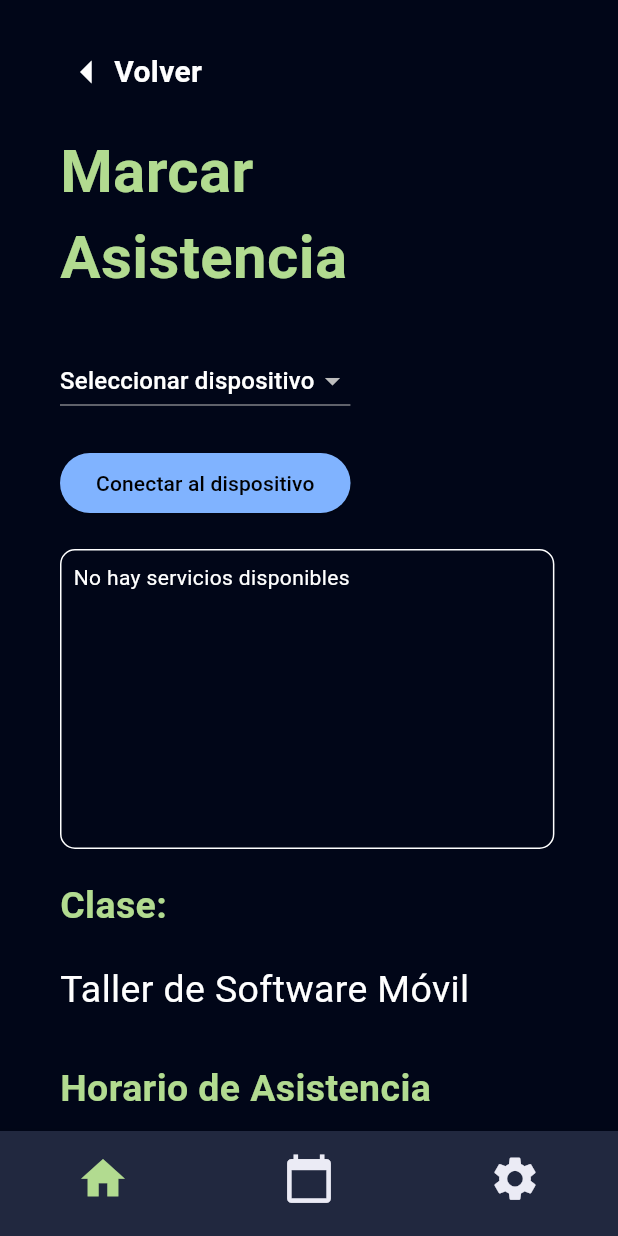
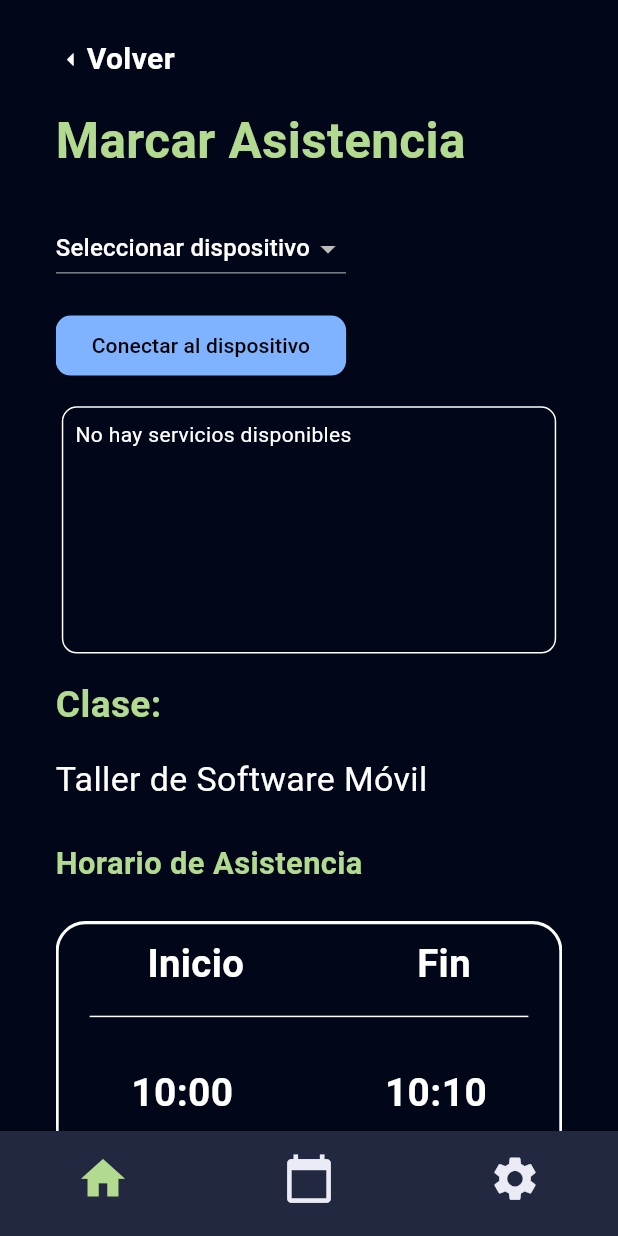
Before and after one commit to adrianiqf/Kunan, a Flutter app: the AlumTomarAsistencia screen opened directly, on a phone screen of 412 x 824 dp. Run offline on Flutter 3.47's test engine with Material 3 defaults, Android fonts, the phone set to English and light mode, and no system bars; our stand-ins replace flutter_blue_plus, shared_preferences; accounts and stored records are empty.

Commit message:
Update UI v01

```diff
--- a/lib/pantallas/Alumnos/alum_asistencia.dart
+++ b/lib/pantallas/Alumnos/alum_asistencia.dart
@@ -1,6 +1,6 @@
 import 'dart:async';
+import 'dart:convert';
 import 'dart:io';
-import 'dart:convert';
 import 'package:flutter/material.dart';
 import 'package:flutter_blue_plus/flutter_blue_plus.dart';
 import 'package:kunan_v01/pantallas/Alumnos/alum_pantalla_principal.dart';
@@ -16,14 +16,14 @@ class AlumTomarAsistencia extends StatefulWidget {
 
 class _AlumTomarAsistenciaState extends State<AlumTomarAsistencia> {
   bool asistenciaMarcada = false;
+
   List<ScanResult> devices = [];
   BluetoothAdapterState _adapterState = BluetoothAdapterState.unknown;
   late StreamSubscription<BluetoothAdapterState> _adapterStateSubscription;
   BluetoothDevice? selectedDevice;
   List<BluetoothService> services = [];
   bool isConnecting = false;
-  String asistenciaCodigo =
-      ""; // Variable para almacenar el código de asistencia
+  String asistenciaCodigo = "";
 
   static const String SERVICE_UUID_REGISTRAR =
       "68cce3a1-a94d-4b2f-ac00-747066e80f05";
@@ -68,12 +68,12 @@ class _AlumTomarAsistenciaState extends State<AlumTomarAsistencia> {
       context: context,
       builder: (BuildContext context) {
         return AlertDialog(
-          title: Text('Bluetooth desactivado'),
+          title: const Text('Bluetooth desactivado'),
           content:
-              Text('Por favor, active el Bluetooth para usar esta función.'),
+          const Text('Por favor, active el Bluetooth para usar esta función.'),
           actions: <Widget>[
             TextButton(
-              child: Text('OK'),
+              child: const Text('OK'),
               onPressed: () {
                 Navigator.of(context).pop();
               },
@@ -157,37 +157,45 @@ class _AlumTomarAsistenciaState extends State<AlumTomarAsistencia> {
         return;
       }
 
+      await targetCharacteristic.write(utf8.encode('start'));
+      print('Se envió "start" a la característica');
       await targetCharacteristic.write(utf8.encode(asistenciaCodigo));
       print('Se envió el código de asistencia a la característica');
     } catch (e) {
       print('Error al iniciar asistencia: $e');
     }
   }
-
   @override
   Widget build(BuildContext context) {
-    final screenSize = MediaQuery.of(context).size;
+
+    final size = MediaQuery.of(context).size;
 
     return Scaffold(
       body: Container(
         color: const Color.fromRGBO(1, 6, 24, 1),
-        padding: const EdgeInsets.only(top: 30, left: 40),
+        padding: EdgeInsets.only(top: size.height * 0.03, left: size.width * 0.09, right: size.width * 0.09),
+        width: double.infinity,
+        height: double.infinity,
         child: SingleChildScrollView(
           child: Column(
             crossAxisAlignment: CrossAxisAlignment.start,
             children: [
+              // Botón de Volver
               GestureDetector(
                 onTap: () {
-                  Navigator.pop(context);
+                  Navigator.pushReplacement(
+                    context,
+                    MaterialPageRoute(builder: (context) => const EstMainMenuScreen(idUsuario: 'OuVmuk1gaojmulu9AnhQ')),
+                  );
                 },
-                child: const Row(
+                child: Row(
                   children: [
                     Icon(
                       Icons.arrow_left_outlined,
-                      size: 36,
+                      size: size.width * 0.05,
                       color: Colors.white,
                     ),
-                    Text(
+                    const Text(
                       'Volver',
                       style: TextStyle(
                         color: Colors.white,
@@ -198,31 +206,32 @@ class _AlumTomarAsistenciaState extends State<AlumTomarAsistencia> {
                   ],
                 ),
               ),
-              const SizedBox(height: 20),
+              SizedBox(height: size.height * 0.02),
+              // Título
               Container(
-                margin: const EdgeInsets.only(right: 60),
-                child: const Text(
+                margin: EdgeInsets.only(right: size.width * 0.06),
+                child: Text(
                   'Marcar Asistencia',
                   style: TextStyle(
-                    fontSize: 40,
-                    color: Color.fromRGBO(178, 219, 144, 1),
+                    fontSize: size.width * 0.08,
+                    color: const Color.fromRGBO(178, 219, 144, 1),
                     fontWeight: FontWeight.w700,
                   ),
                 ),
               ),
-              const SizedBox(height: 30),
-              // BLE options
+              SizedBox(height: size.height * 0.03),
+
               DropdownButton<BluetoothDevice>(
                 value: selectedDevice,
-                hint: Text('Seleccionar dispositivo',
+                hint: const Text('Seleccionar dispositivo',
                     style: TextStyle(color: Colors.white)),
-                dropdownColor: Color.fromRGBO(1, 6, 24, 1),
+                dropdownColor: const Color.fromRGBO(1, 6, 24, 1),
                 items: devices.map((result) {
                   return DropdownMenuItem(
                     value: result.device,
                     child: Text(
                       result.device.platformName ?? 'Dispositivo desconocido',
-                      style: TextStyle(color: Colors.white),
+                      style: const TextStyle(color: Colors.white),
                     ),
                   );
                 }).toList(),
@@ -232,20 +241,24 @@ class _AlumTomarAsistenciaState extends State<AlumTomarAsistencia> {
                   });
                 },
               ),
-              SizedBox(height: 20),
+              SizedBox(height: size.height * 0.02),
               ElevatedButton(
                 onPressed: isConnecting ? null : _connectToDevice,
+                style: ElevatedButton.styleFrom(
+                  backgroundColor: const Color.fromRGBO(128, 179, 255, 1),
+                  foregroundColor: Colors.black,
+                  shape: RoundedRectangleBorder(
+                    borderRadius: BorderRadius.circular(10),
+                  ),
+                ),
                 child: Text(
                     isConnecting ? 'Conectando...' : 'Conectar al dispositivo'),
-                style: ElevatedButton.styleFrom(
-                  backgroundColor: Color.fromRGBO(128, 179, 255, 1),
-                  foregroundColor: Colors.black,
               ),
-              ),
-              SizedBox(height: 20),
+              SizedBox(height: size.height * 0.02),
               Container(
-                width: screenSize.width * 0.8,
-                height: 200,
+                margin: EdgeInsets.only(left: size.width * 0.01),
+                width: size.width * 0.8,
+                height: size.height * 0.2,
                 decoration: BoxDecoration(
                   border: Border.all(color: Colors.white),
                   borderRadius: BorderRadius.circular(10),
@@ -257,115 +270,116 @@ class _AlumTomarAsistenciaState extends State<AlumTomarAsistencia> {
                       services.isEmpty
                           ? 'No hay servicios disponibles'
                           : services.map((s) => s.uuid.toString()).join('\n'),
-                      style: TextStyle(color: Colors.white),
+                      style: const TextStyle(color: Colors.white),
                     ),
                   ),
                 ),
               ),
-              const SizedBox(height: 20),
+              SizedBox(height: size.height * 0.02),
+
               // Clase activa
-              const Text(
+              Text(
                 'Clase:',
                 style: TextStyle(
-                  fontSize: 25,
-                  color: Color.fromRGBO(178, 219, 144, 1),
+                  fontSize: size.width * 0.06,
+                  color: const Color.fromRGBO(178, 219, 144, 1),
                   fontWeight: FontWeight.w600,
                 ),
               ),
-              const SizedBox(height: 20),
-              const Text(
+              SizedBox(height: size.height * 0.02),
+              Text(
                 'Taller de Software Móvil',
                 style: TextStyle(
-                  fontSize: 25,
+                  fontSize: size.width * 0.055,
                   color: Colors.white,
                 ),
               ),
-              const SizedBox(height: 30),
+              SizedBox(height: size.height * 0.03),
               // Horario de asistencia
-              const Text(
+              Text(
                 'Horario de Asistencia',
                 style: TextStyle(
-                  fontSize: 25,
-                  color: Color.fromRGBO(178, 219, 144, 1),
+                  fontSize: size.width * 0.05,
+                  color: const Color.fromRGBO(178, 219, 144, 1),
                   fontWeight: FontWeight.w600,
                 ),
               ),
-              const SizedBox(height: 30),
+              SizedBox(height: size.height * 0.03),
               Container(
-                width: 400,
+                width: size.width * 0.85,
                 decoration: BoxDecoration(
-                  border: Border.all(color: Colors.white, width: 2),
+                  border: Border.all(color: Colors.white, width: size.width * 0.005,),
                   borderRadius: BorderRadius.circular(20),
                 ),
                 child: Column(
                   crossAxisAlignment: CrossAxisAlignment.start,
                   children: [
                     Container(
-                      margin: const EdgeInsets.only(top: 10),
-                      child: const Row(
+                      margin: EdgeInsets.only(top: size.height * 0.01,),
+                      child: Row(
                         mainAxisAlignment: MainAxisAlignment.center,
                         children: [
                           Text(
                             'Inicio',
                             style: TextStyle(
                               color: Colors.white,
-                              fontSize: 30,
+                              fontSize: size.width * 0.062,
                               fontWeight: FontWeight.bold,
                             ),
                           ),
-                          SizedBox(width: 120),
+                          SizedBox(width: size.width * 0.28),
                           Text(
                             'Fin',
                             style: TextStyle(
                               color: Colors.white,
-                              fontSize: 30,
+                              fontSize: size.width * 0.062,
                               fontWeight: FontWeight.bold,
                             ),
                           ),
                         ],
                       ),
                     ),
-                    const SizedBox(height: 10),
+                    SizedBox(height: size.height * 0.01),
                     Container(
-                      margin: const EdgeInsets.only(left: 25),
-                      width: 345,
+                      margin: EdgeInsets.only(left: size.width * 0.05),
+                      width: size.width * 0.71,
                       child: const Divider(
                         thickness: 1,
                         color: Colors.white,
                       ),
                     ),
-                    const SizedBox(height: 20),
+                    SizedBox(height: size.height * 0.02),
                     Container(
-                      margin: const EdgeInsets.only(top: 10),
-                      child: const Row(
+                      margin: EdgeInsets.only(top: size.height * 0.01),
+                      child: Row(
                         mainAxisAlignment: MainAxisAlignment.center,
                         children: [
                           Text(
                             '10:00',
                             style: TextStyle(
                               color: Colors.white,
-                              fontSize: 30,
+                              fontSize: size.width * 0.063,
                               fontWeight: FontWeight.bold,
                             ),
                           ),
-                          SizedBox(width: 120),
+                          SizedBox(width: size.width * 0.245),
                           Text(
                             '10:10',
                             style: TextStyle(
                               color: Colors.white,
-                              fontSize: 30,
+                              fontSize: size.width * 0.063,
                               fontWeight: FontWeight.bold,
                             ),
                           ),
                         ],
                       ),
                     ),
-                  ],
-                ),
-              ),
-              const SizedBox(height: 20),
+
+                    SizedBox(height: size.height * 0.02),
                     // Número de asistencia
-              const Text(
+                    Container(
+                      margin: EdgeInsets.only(left: size.width * 0.05),
+                      child: const Text(
                         'Número de Asistencia',
                         style: TextStyle(
                           fontSize: 25,
@@ -373,22 +387,24 @@ class _AlumTomarAsistenciaState extends State<AlumTomarAsistencia> {
                           fontWeight: FontWeight.w600,
                         ),
                       ),
-              const SizedBox(height: 20),
+                    ),
+                    SizedBox(height: size.height * 0.02),
                     Container(
-                width: 200,
+                      margin: EdgeInsets.only(left: size.width * 0.05),
+                      width: size.width * 0.54,
                       decoration: BoxDecoration(
                         border: Border.all(color: Colors.white, width: 2),
                         borderRadius: BorderRadius.circular(10),
                       ),
                       child: TextField(
                         maxLength: 8,
-                  style: TextStyle(color: Colors.white),
+                        style: const TextStyle(color: Colors.white),
                         onChanged: (value) {
                           setState(() {
-                      asistenciaCodigo = value; // Guardar el código ingresado
+                            asistenciaCodigo = value;
                           });
                         },
-                  decoration: InputDecoration(
+                        decoration: const InputDecoration(
                           border: InputBorder.none,
                           counterText: "",
                           contentPadding: EdgeInsets.all(10),
@@ -398,40 +414,40 @@ class _AlumTomarAsistenciaState extends State<AlumTomarAsistencia> {
                         keyboardType: TextInputType.number,
                       ),
                     ),
-              const SizedBox(height: 20),
-// Botón Marcar Asistencia
+                    SizedBox(height: size.height * 0.02),
+
                     Container(
-                margin: const EdgeInsets.all(10),
+                      margin: EdgeInsets.all(size.width * 0.022),
                       child: Row(
                         children: [
                           Expanded(
                             child: ElevatedButton(
                               onPressed: () async {
-                          await _registrarAsistencia(); // Enviar el código al dispositivo BLE
+                                await _registrarAsistencia();
                                 setState(() {
                                   asistenciaMarcada = true;
+                                  SharedPrefUtils.saveBool("asistenciaMarcada", asistenciaMarcada);
                                 });
                               },
                               style: ElevatedButton.styleFrom(
-                          backgroundColor:
-                              const Color.fromRGBO(128, 179, 255, 1),
+                                backgroundColor: const Color.fromRGBO(128, 179, 255, 1),
                                 shape: RoundedRectangleBorder(
                                   borderRadius: BorderRadius.circular(5),
                                 ),
                               ),
-                        child: const Row(
+                              child: Row(
                                 mainAxisAlignment: MainAxisAlignment.center,
                                 children: [
                                   Icon(
                                     Icons.domain_verification,
                                     color: Colors.black,
-                              size: 32,
+                                    size: size.width * 0.063,
                                   ),
-                            SizedBox(width: 10),
+                                  SizedBox(width: size.width * 0.02),
                                   Text(
                                     'Marcar Asistencia',
                                     style: TextStyle(
-                                fontSize: 20,
+                                      fontSize: size.width * 0.041,
                                       color: Colors.black,
                                       fontWeight: FontWeight.w600,
                                     ),
@@ -443,22 +459,25 @@ class _AlumTomarAsistenciaState extends State<AlumTomarAsistencia> {
                         ],
                       ),
                     ),
-              const SizedBox(height: 60),
+                  ],
+                ),
+              ),
+              SizedBox(height: size.height * 0.06),
               if (asistenciaMarcada)
-                const SizedBox(
-                  width: 400,
+                SizedBox(
+                  width: size.width * 0.9,
                   child: Column(
                     children: [
                       Text(
                         'Asistencia registrada correctamente a las 10:05',
                         textAlign: TextAlign.center,
                         style: TextStyle(
-                          fontSize: 30,
+                          fontSize: size.width * 0.065,
                           color: Colors.white,
                           fontWeight: FontWeight.bold,
                         ),
                       ),
-                      Divider(
+                      const Divider(
                         thickness: 1.5,
                         color: Colors.white,
                       ),
--- a/lib/pantallas/seleccionar_usuario.dart
+++ b/lib/pantallas/seleccionar_usuario.dart
@@ -72,7 +72,7 @@ class SelectUserScreen extends StatelessWidget {
                 onPressed: () {
                   Navigator.push(
                     context,
-                    MaterialPageRoute(builder: (context) => const ProfMainMenuScreen(idUsuario: 'OuVmuk1gaojmulu9AnhQ')),
+                    MaterialPageRoute(builder: (context) => const ProfMainMenuScreen()),
                   );
                 },
                 style: ElevatedButton.styleFrom(
--- a/lib/widgets/curso_widget.dart
+++ b/lib/widgets/curso_widget.dart
@@ -44,7 +44,7 @@ class _CursoWidgetState extends State<CursoWidget> {
   @override
   Widget build(BuildContext context) {
 
-
+    final size = MediaQuery.of(context).size;
     return Container(
         //width: double.infinity,
       width: 400,
@@ -85,7 +85,7 @@ class _CursoWidgetState extends State<CursoWidget> {
                     widget.curso,
                     style: TextStyle(
                       color: widget.estado == "En Curso" ? Colors.black : widget.color,
-                      fontSize: 20,
+                      fontSize: size.width * 0.04,
                       fontWeight: FontWeight.bold,
                     ),
                   ),
--- a/lib/widgets/custom_navigationbar.dart
+++ b/lib/widgets/custom_navigationbar.dart
@@ -24,7 +24,7 @@ class CustomBottomNavigationBar extends StatefulWidget {
     switch (usuario) {
       case 'Profesor':
         return {
-          '/home_profesor': const ProfMainMenuScreen(idUsuario: 'OuVmuk1gaojmulu9AnhQ'),
+          '/home_profesor': const ProfMainMenuScreen(),
           '/calendar_profesor': const ProfCalendarioSemanal(),
           '/settings_profesor': const ProflogoutScreen(),
         };
```
Also changed, not shown: lib/main.dart (+9 -6 lines), lib/pantallas/Alumnos/alum_pantalla_principal.dart (+54 -63 lines), lib/pantallas/Profesores/prof_asistencia.dart (+86 -81 lines), lib/pantallas/Profesores/prof_pantalla_principal.dart (+6 -9 lines), lib/pantallas/inicio.dart (+33 -18 lines), lib/pantallas/login.dart (+19 -15 lines), lib/pantallas/register.dart (+2 -17 lines). Lines whose indentation alone changed are shown as unchanged.
